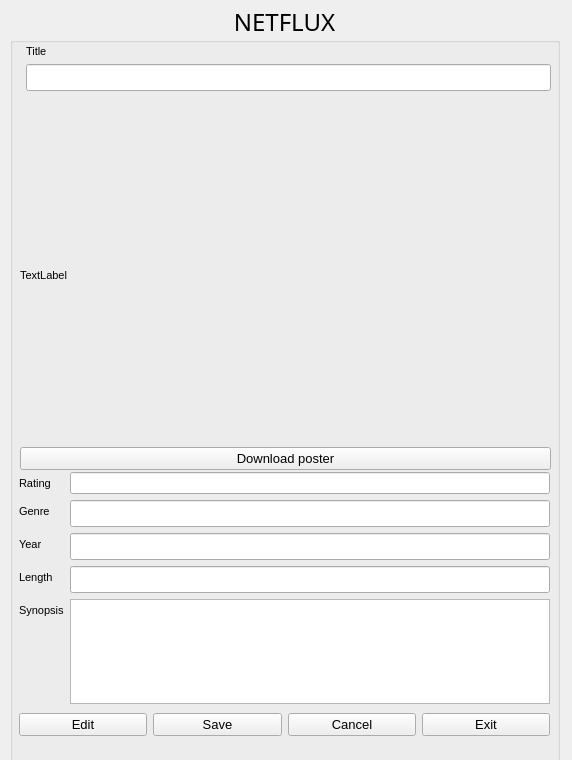
Before: the Qt Designer form NetfluxApp/moviecard.ui in omrmeh/netflux, drawn with Qt 5.
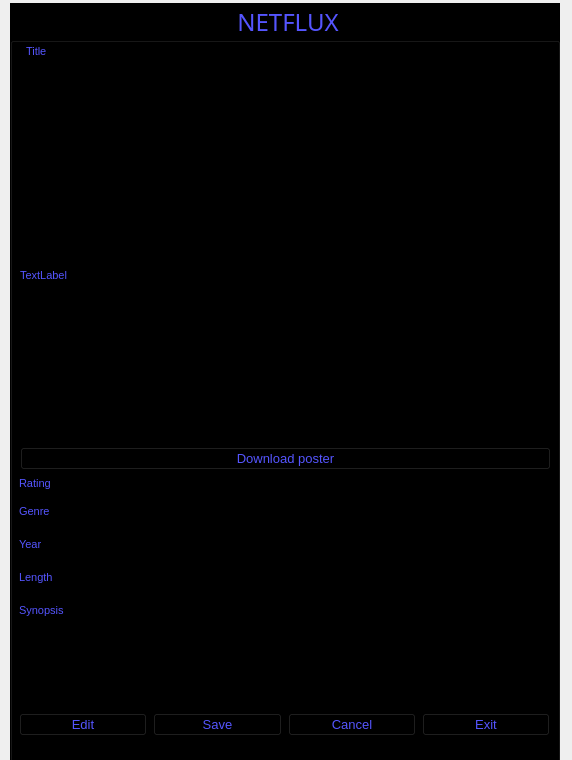
After: the same form once the commit is applied.

What changed in the file:
```diff
--- a/NetfluxApp/moviecard.ui
+++ b/NetfluxApp/moviecard.ui
@@ -28,6 +28,11 @@
      <pointsize>18</pointsize>
     </font>
    </property>
+   <property name="styleSheet">
+    <string notr="true">color: rgb(75, 70, 214);
+background-color: rgb(0, 0, 0);
+color: rgb(85, 85, 255);</string>
+   </property>
    <property name="title">
     <string>NETFLUX</string>
    </property>
@@ -65,6 +70,9 @@
          <pointsize>12</pointsize>
         </font>
        </property>
+       <property name="styleSheet">
+        <string notr="true">color: rgb(255, 255, 255);</string>
+       </property>
       </widget>
      </item>
     </layout>
@@ -207,6 +215,9 @@
          <pointsize>10</pointsize>
         </font>
        </property>
+       <property name="styleSheet">
+        <string notr="true">color: rgb(255, 255, 255);</string>
+       </property>
       </widget>
      </item>
      <item row="0" column="0">
```
